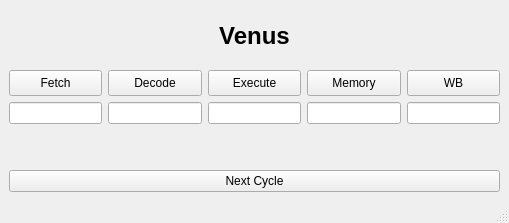
Qt form testProject/mainwindow.ui (harshagarg09/RISC-V-GUI) before a commit.
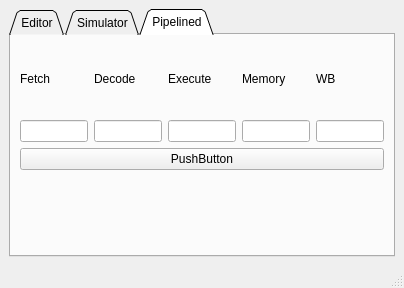
The same form after that commit. The open tabs and pages were chosen to show the change.

Patch:
```diff
--- a/testProject/mainwindow.ui
+++ b/testProject/mainwindow.ui
@@ -6,46 +6,59 @@
    <rect>
     <x>0</x>
     <y>0</y>
-    <width>509</width>
-    <height>223</height>
+    <width>404</width>
+    <height>288</height>
    </rect>
   </property>
   <property name="windowTitle">
    <string>MainWindow</string>
   </property>
   <widget class="QWidget" name="centralwidget">
-   <layout class="QVBoxLayout" name="verticalLayout_6">
+   <layout class="QHBoxLayout" name="horizontalLayout">
     <item>
-     <widget class="QLabel" name="label">
-      <property name="sizePolicy">
-       <sizepolicy hsizetype="Preferred" vsizetype="Preferred">
-        <horstretch>0</horstretch>
-        <verstretch>0</verstretch>
-       </sizepolicy>
+     <widget class="QTabWidget" name="tabWidget">
+      <property name="tabShape">
+       <enum>QTabWidget::Triangular</enum>
       </property>
-      <property name="layoutDirection">
-       <enum>Qt::LeftToRight</enum>
+      <property name="currentIndex">
+       <number>0</number>
       </property>
-      <property name="text">
-       <string>&lt;html&gt;&lt;head/&gt;&lt;body&gt;&lt;h1 style=&quot; margin-top:18px; margin-bottom:12px; margin-left:0px; margin-right:0px; -qt-block-indent:0; text-indent:0px;&quot;&gt;&lt;span style=&quot; font-size:xx-large; font-weight:600;&quot;&gt;Venus&lt;/span&gt;&lt;/h1&gt;&lt;/body&gt;&lt;/html&gt;</string>
-      </property>
-      <property name="alignment">
-       <set>Qt::AlignCenter</set>
-      </property>
-     </widget>
-    </item>
-    <item>
-     <layout class="QHBoxLayout" name="horizontalLayout_2">
-      <item>
+      <widget class="QWidget" name="tab">
+       <attribute name="title">
+        <string>Editor</string>
+       </attribute>
+       <attribute name="toolTip">
+        <string>Write Assembly language program here!!</string>
+       </attribute>
        <layout class="QVBoxLayout" name="verticalLayout">
         <item>
-         <widget class="QPushButton" name="pushButton_4">
-          <property name="sizePolicy">
-           <sizepolicy hsizetype="Minimum" vsizetype="Preferred">
-            <horstretch>0</horstretch>
-            <verstretch>0</verstretch>
-           </sizepolicy>
+         <widget class="QPushButton" name="pushButton">
+          <property name="text">
+           <string>Run</string>
           </property>
+         </widget>
+        </item>
+        <item>
+         <widget class="QTextEdit" name="textEdit"/>
+        </item>
+       </layout>
+      </widget>
+      <widget class="QWidget" name="tab_2">
+       <attribute name="title">
+        <string>Simulator</string>
+       </attribute>
+      </widget>
+      <widget class="QWidget" name="tab_3">
+       <attribute name="title">
+        <string>Pipelined</string>
+       </attribute>
+       <layout class="QVBoxLayout" name="verticalLayout_7">
+        <item>
+         <layout class="QHBoxLayout" name="_2">
+          <item>
+           <layout class="QVBoxLayout" name="verticalLayout_2">
+            <item>
+             <widget class="QLabel" name="label">
           <property name="text">
            <string>Fetch</string>
           </property>
@@ -57,15 +70,9 @@
        </layout>
       </item>
       <item>
-       <layout class="QVBoxLayout" name="verticalLayout_2">
+           <layout class="QVBoxLayout" name="verticalLayout_3">
         <item>
-         <widget class="QPushButton" name="pushButton_5">
-          <property name="sizePolicy">
-           <sizepolicy hsizetype="Minimum" vsizetype="Preferred">
-            <horstretch>0</horstretch>
-            <verstretch>0</verstretch>
-           </sizepolicy>
-          </property>
+             <widget class="QLabel" name="label_2">
           <property name="text">
            <string>Decode</string>
           </property>
@@ -77,15 +84,9 @@
        </layout>
       </item>
       <item>
-       <layout class="QVBoxLayout" name="verticalLayout_3">
+           <layout class="QVBoxLayout" name="verticalLayout_4">
         <item>
-         <widget class="QPushButton" name="pushButton_6">
-          <property name="sizePolicy">
-           <sizepolicy hsizetype="Minimum" vsizetype="Preferred">
-            <horstretch>0</horstretch>
-            <verstretch>0</verstretch>
-           </sizepolicy>
-          </property>
+             <widget class="QLabel" name="label_3">
           <property name="text">
            <string>Execute</string>
           </property>
@@ -97,15 +98,9 @@
        </layout>
       </item>
       <item>
-       <layout class="QVBoxLayout" name="verticalLayout_4">
+           <layout class="QVBoxLayout" name="verticalLayout_5">
         <item>
-         <widget class="QPushButton" name="pushButton_7">
-          <property name="sizePolicy">
-           <sizepolicy hsizetype="Minimum" vsizetype="Preferred">
-            <horstretch>0</horstretch>
-            <verstretch>0</verstretch>
-           </sizepolicy>
-          </property>
+             <widget class="QLabel" name="label_4">
           <property name="text">
            <string>Memory</string>
           </property>
@@ -117,15 +112,9 @@
        </layout>
       </item>
       <item>
-       <layout class="QVBoxLayout" name="verticalLayout_5">
+           <layout class="QVBoxLayout" name="verticalLayout_6">
         <item>
-         <widget class="QPushButton" name="pushButton_8">
-          <property name="sizePolicy">
-           <sizepolicy hsizetype="Minimum" vsizetype="Preferred">
-            <horstretch>0</horstretch>
-            <verstretch>0</verstretch>
-           </sizepolicy>
-          </property>
+             <widget class="QLabel" name="label_5">
           <property name="text">
            <string>WB</string>
           </property>
@@ -138,32 +127,16 @@
       </item>
      </layout>
     </item>
-    <item>
-     <spacer name="verticalSpacer">
-      <property name="orientation">
-       <enum>Qt::Vertical</enum>
-      </property>
-      <property name="sizeType">
-       <enum>QSizePolicy::Fixed</enum>
-      </property>
-      <property name="sizeHint" stdset="0">
-       <size>
-        <width>20</width>
-        <height>40</height>
-       </size>
-      </property>
-     </spacer>
-    </item>
-    <item>
-     <layout class="QHBoxLayout" name="horizontalLayout">
-      <item>
-       <widget class="QPushButton" name="pushButton_3">
+        <item alignment="Qt::AlignTop">
+         <widget class="QPushButton" name="pushButton_2">
         <property name="text">
-         <string>Next Cycle</string>
+           <string>PushButton</string>
         </property>
        </widget>
       </item>
      </layout>
+      </widget>
+     </widget>
     </item>
    </layout>
   </widget>
```
Left out of the diff: 2 changed lines with no effect on the pictures. Lines whose indentation alone changed are shown as unchanged.
